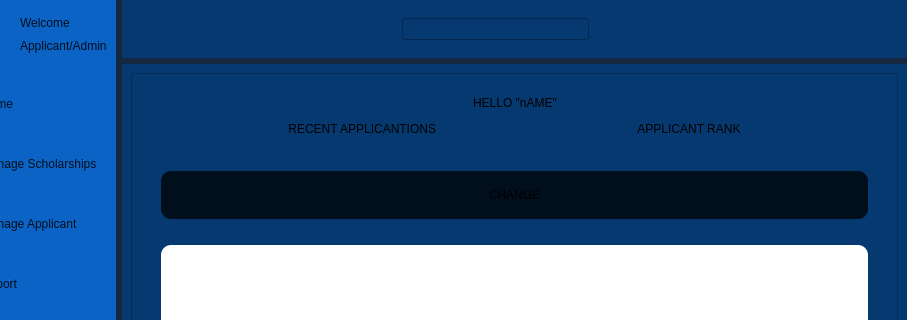
Above: SholarshipManagementSystem/homePage/dash.ui from YNCO10/scholarshipManagementSystem before the change; both pictures show x 105 to 1012 and y 0 to 320 of the 1012 by 758 pixel window. Below: the same form after it.
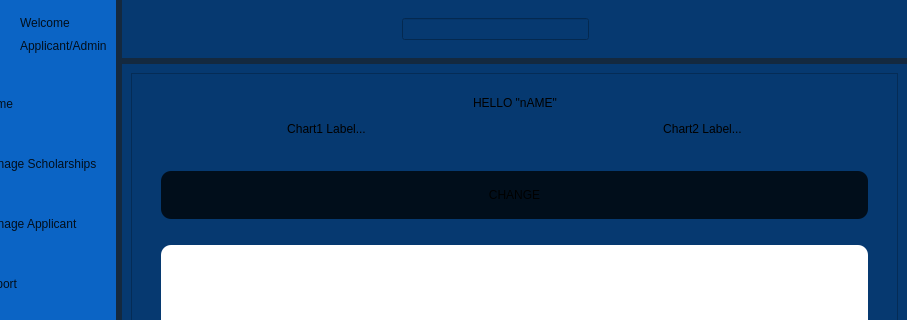
That is the form after the change. The open tabs and pages were chosen to show the change. Icons and pictures are not drawn.

Commit message: Added applicant dash

```diff
--- a/SholarshipManagementSystem/homePage/dash.ui
+++ b/SholarshipManagementSystem/homePage/dash.ui
@@ -693,8 +693,8 @@
                <rect>
                 <x>0</x>
                 <y>0</y>
-                <width>410</width>
-                <height>374</height>
+                <width>716</width>
+                <height>674</height>
                </rect>
               </property>
               <layout class="QGridLayout" name="gridLayout_7">
@@ -840,13 +840,26 @@
 font: 12pt &quot;Segoe UI&quot;;</string>
                    </property>
                    <property name="text">
-                    <string>RECENT APPLICANTIONS              </string>
+                    <string>Chart1 Label...</string>
                    </property>
                    <property name="alignment">
                     <set>Qt::AlignmentFlag::AlignCenter</set>
                    </property>
                   </widget>
                  </item>
+                 <item>
+                  <spacer name="horizontalSpacer_12">
+                   <property name="orientation">
+                    <enum>Qt::Orientation::Horizontal</enum>
+                   </property>
+                   <property name="sizeHint" stdset="0">
+                    <size>
+                     <width>40</width>
+                     <height>20</height>
+                    </size>
+                   </property>
+                  </spacer>
+                 </item>
                  <item>
                   <spacer name="horizontalSpacer_7">
                    <property name="orientation">
@@ -867,7 +880,7 @@
 font: 12pt &quot;Segoe UI&quot;;</string>
                    </property>
                    <property name="text">
-                    <string>APPLICANT RANK</string>
+                    <string>Chart2 Label...</string>
                    </property>
                    <property name="alignment">
                     <set>Qt::AlignmentFlag::AlignCenter</set>
```
Left out of the diff: 24 changed lines with no effect on the pictures. The commit also changes 29 other files.
